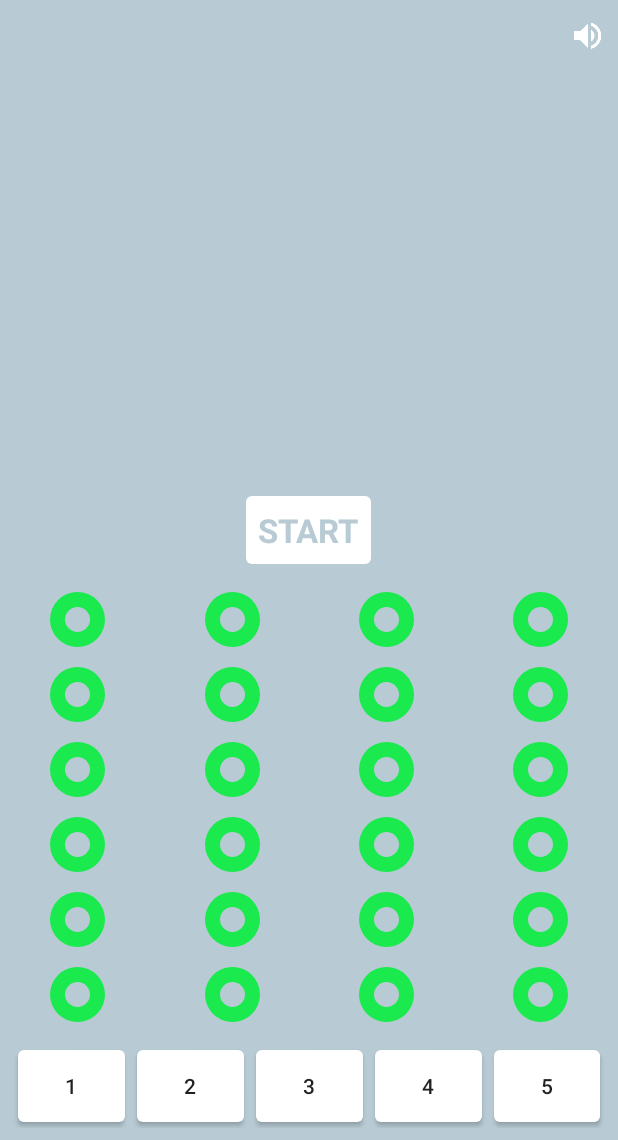
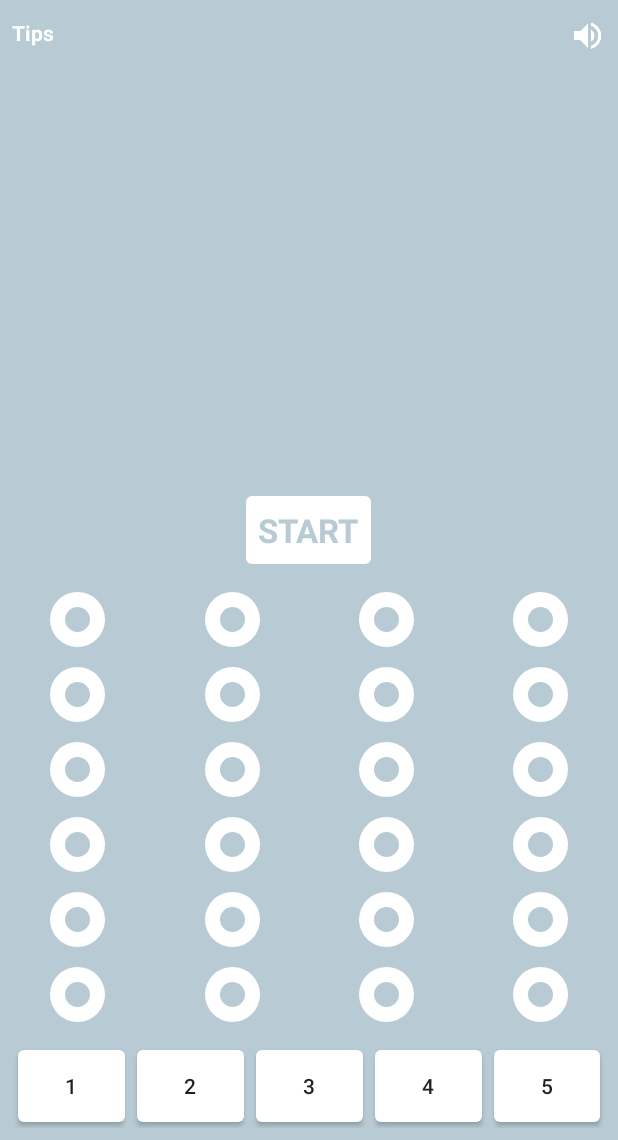
Before and after one commit to ipokidko/FastFinger, an Android app: the layout activity_main.xml on its own in the app's theme, with its tools: preview values and no code run, on a phone screen of 412 x 824 dp, the part 96-1236 px from its top. Run offline under Robolectric (Android 15) with nearby library versions, the phone set to English and light mode, and no system bars.

Commit message:
adds random tips

```diff
--- a/app/src/main/java/com/a256devs/fastfinger/MainActivity.java
+++ b/app/src/main/java/com/a256devs/fastfinger/MainActivity.java
@@ -11,6 +11,8 @@ import android.view.WindowManager;
 import android.widget.ImageButton;
 import android.widget.ImageView;
 import android.widget.TextView;
+
+import static com.a256devs.fastfinger.UiMethods.randomStringFromArray;
 
 public class MainActivity extends AppCompatActivity implements View.OnTouchListener, View.OnClickListener {
 
@@ -152,7 +154,7 @@ public class MainActivity extends AppCompatActivity implements View.OnTouchListe
 
     public void readAndSetResourceVolumeState() {
         mVolumeState = sharedPref.getBoolean(getString(R.string.volume_state), mVolumeState);
-        if(mVolumeState) {
+        if (mVolumeState) {
             mVolumeButton.setImageResource(R.drawable.volume_on);
         } else {
             mVolumeButton.setImageResource(R.drawable.volume_off);
@@ -162,8 +164,11 @@ public class MainActivity extends AppCompatActivity implements View.OnTouchListe
     @Override
     protected void onResume() {
         super.onResume();
-        //ToDo Read volume state from Shared pref and set
         readAndSetResourceVolumeState();
+
+        TextView tipsTV = (TextView) findViewById(R.id.main_tips_tv);
+        String s = randomStringFromArray(getResources().getStringArray(R.array.tips));
+        tipsTV.setText(s);
 
     }
 }
--- /dev/null
+++ b/app/src/main/java/com/a256devs/fastfinger/UiMethods.java
@@ -0,0 +1,11 @@
+package com.a256devs.fastfinger;
+
+
+import java.util.Random;
+
+public class UiMethods {
+    public static String randomStringFromArray (String[] array) {
+        Random rand = new Random();
+        return array[rand.nextInt(array.length)];
+    }
+}
--- a/app/src/main/res/drawable/button_normal.xml
+++ b/app/src/main/res/drawable/button_normal.xml
@@ -6,6 +6,6 @@
     android:thicknessRatio="5"
     android:useLevel="false">
     <solid
-        android:color="#1aea4e">
+        android:color="@color/white">
     </solid>
 </shape>
--- a/app/src/main/res/drawable/button_pressed.xml
+++ b/app/src/main/res/drawable/button_pressed.xml
@@ -6,6 +6,6 @@
     android:thicknessRatio="4"
     android:useLevel="false">
     <solid
-        android:color="#1aea4e">
+        android:color="@color/white">
     </solid>
 </shape>
--- a/app/src/main/res/layout/activity_main.xml
+++ b/app/src/main/res/layout/activity_main.xml
@@ -86,6 +86,16 @@
         </LinearLayout>
 
     </LinearLayout>
+
+    <TextView
+        android:layout_width="wrap_content"
+        android:layout_height="wrap_content"
+        android:text="Tips"
+        android:id="@+id/main_tips_tv"
+        android:textColor="@color/white"
+        android:textStyle="bold"
+        android:layout_alignTop="@+id/soundButton"
+        android:layout_alignStart="@+id/linearLayout2" />
 
     <ImageView
         android:id="@+id/soundButton"
--- a/app/src/main/res/values/colors.xml
+++ b/app/src/main/res/values/colors.xml
@@ -1,7 +1,7 @@
 <?xml version="1.0" encoding="utf-8"?>
 <resources>
-    <color name="colorPrimary">#3F51B5</color>
-    <color name="colorPrimaryDark">#303F9F</color>
+    <color name="colorPrimary">#d2d2d2</color>
+    <color name="colorPrimaryDark">#afafaf</color>
     <color name="colorAccent">#FF4081</color>
     <color name="background_color">#B8CBD4</color>
     <color name="white">#fff</color>
--- a/app/src/main/res/values/strings.xml
+++ b/app/src/main/res/values/strings.xml
@@ -6,4 +6,9 @@
     <string name="score">SCORE</string>
     <string name="best">BEST</string>
     <string name="start">START</string>
+    <string-array name="tips">
+        <item>Try faster!</item>
+        <item>You can better!</item>
+        <item>Good work :)</item>
+    </string-array>
 </resources>
```
